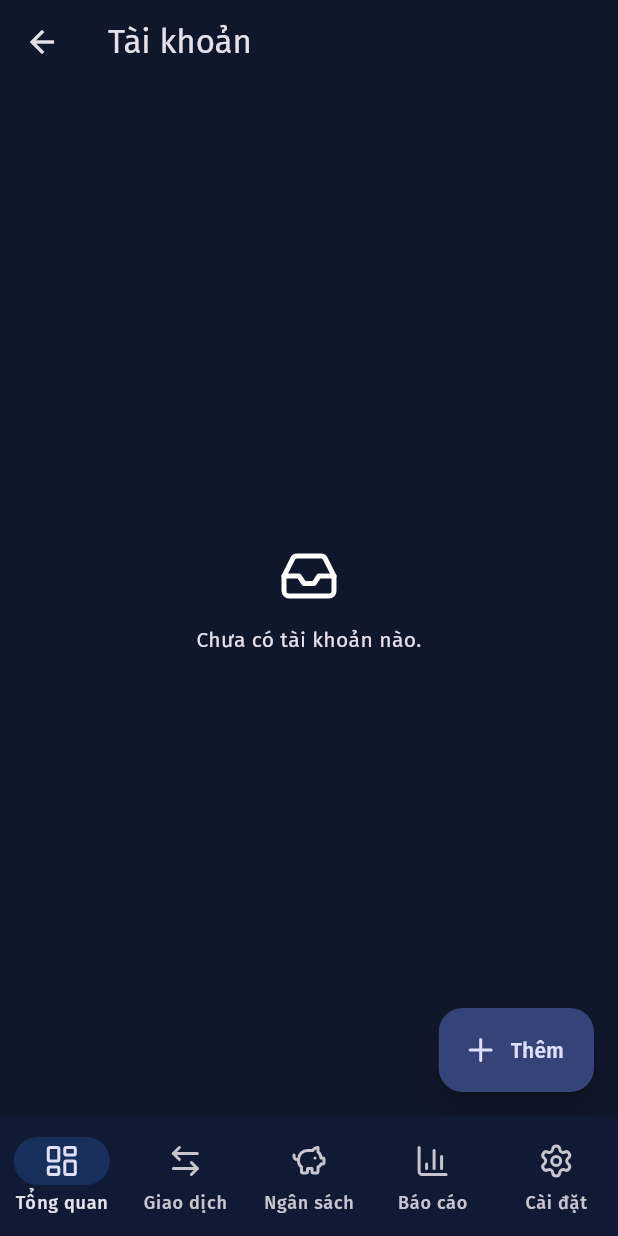
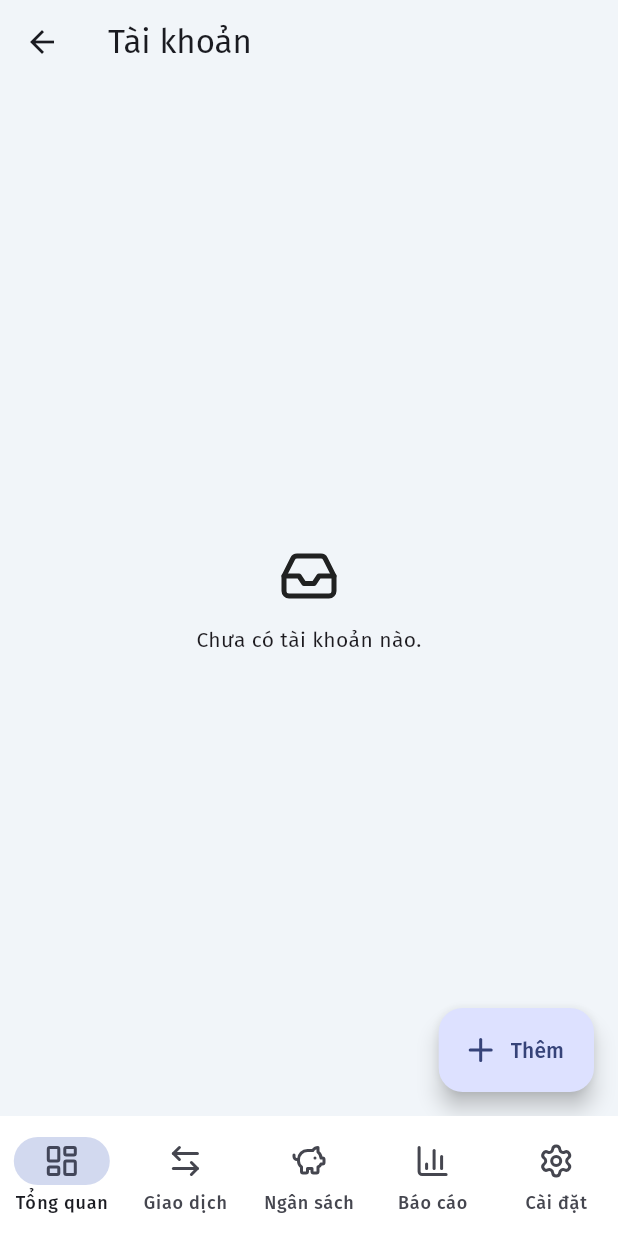
Before and after one commit to quyenanh198/Monee, a Flutter app: the screen it shows once a user with an empty profile is signed in, after a tap on an icon or button, on a phone screen of 412 x 824 dp. Run offline on Flutter 3.47's test engine with Material 3 defaults, Android fonts, the phone set to English and light mode, and no system bars; our stand-ins replace fl_chart, flutter_riverpod, go_router, google_fonts, lucide_icons, shared_preferences and 1 more; accounts and stored records are empty; network calls fail.

Commit message:
feat: default to light theme
Light is now the default ThemeMode (the dashboard dark look stays available
via Settings, and a previously saved choice is still honored). Segmented
control reordered Sáng/Tối/Hệ thống to match.

Co-Authored-By: Claude Fable 5 <noreply@anthropic.com>
Claude-Session: https://claude.ai/code/session_01B29DxwYi9scqDjDee2M2Az

```diff
--- a/app/lib/features/settings/settings_screen.dart
+++ b/app/lib/features/settings/settings_screen.dart
@@ -18,14 +18,14 @@ final themeModeProvider =
 });
 
 class ThemeModeNotifier extends StateNotifier<ThemeMode> {
-  ThemeModeNotifier() : super(ThemeMode.dark) {
+  ThemeModeNotifier() : super(ThemeMode.light) {
     _load();
   }
 
   Future<void> _load() async {
     final prefs = await SharedPreferences.getInstance();
     final v = prefs.getString(_themeKey);
-    if (v == 'light') state = ThemeMode.light;
+    if (v == 'dark') state = ThemeMode.dark;
     if (v == 'system') state = ThemeMode.system;
   }
 
@@ -58,9 +58,9 @@ class SettingsScreen extends ConsumerWidget {
                 trailing: SegmentedButton<ThemeMode>(
                   segments: const [
                     ButtonSegment(
+                        value: ThemeMode.light, label: Text('Sáng')),
+                    ButtonSegment(
                         value: ThemeMode.dark, label: Text('Tối')),
-                    ButtonSegment(
-                        value: ThemeMode.light, label: Text('Sáng')),
                     ButtonSegment(
                         value: ThemeMode.system, label: Text('Hệ thống')),
                   ],
```
Also changed, not shown: 1 other file.
